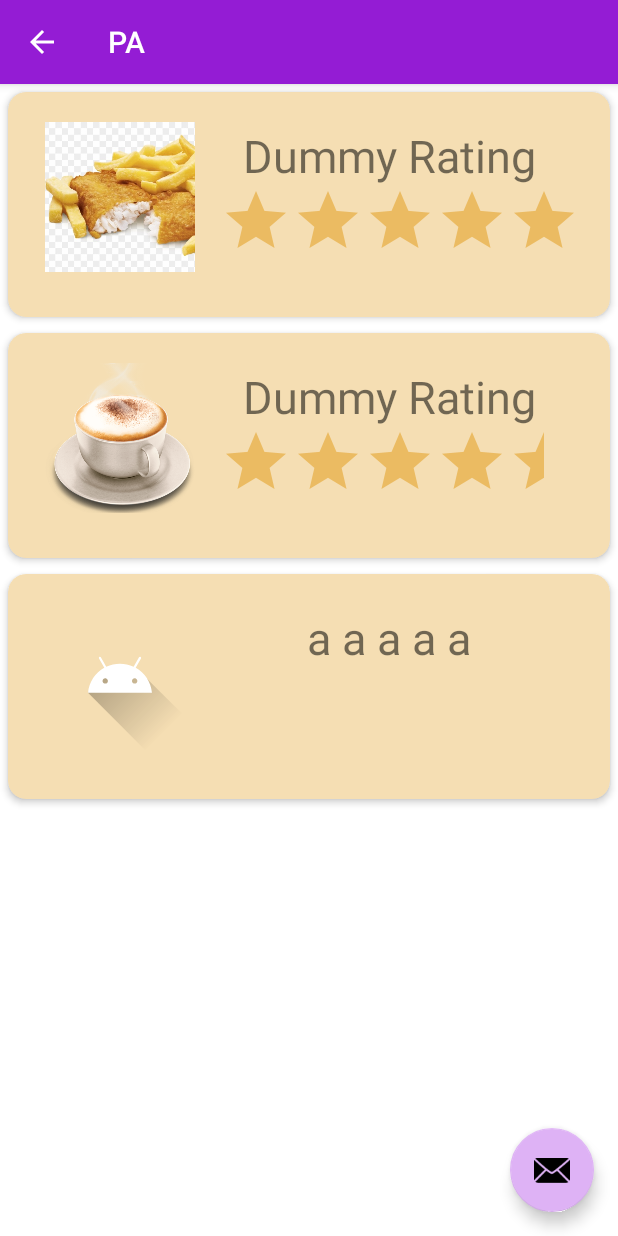
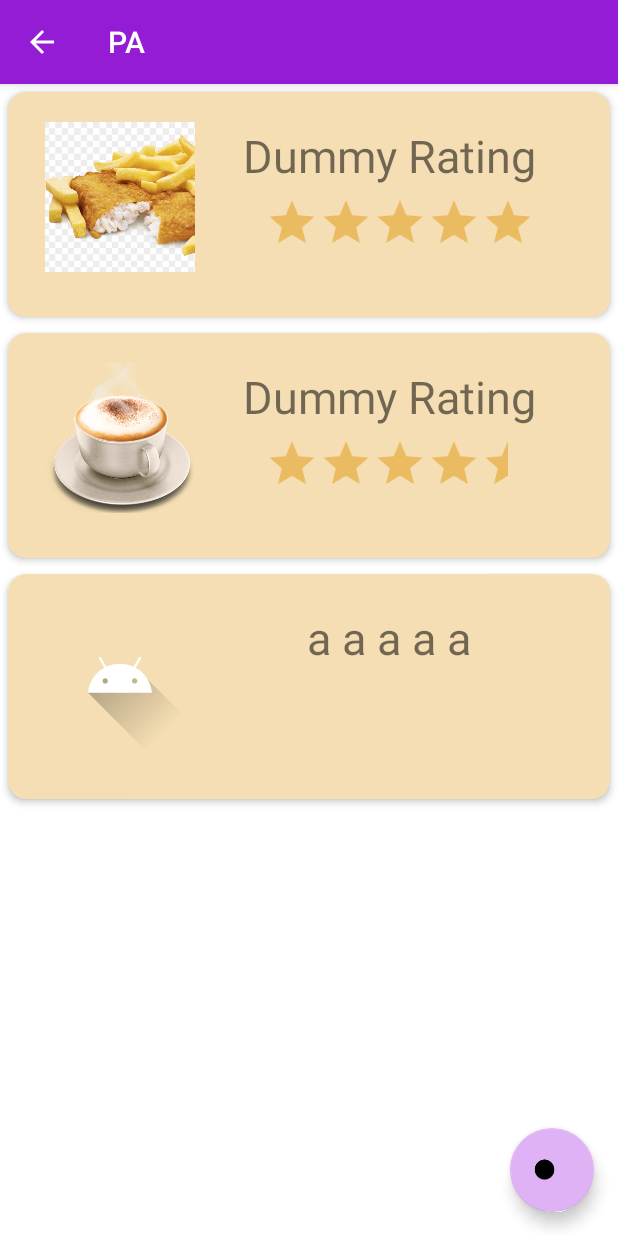
Before and after one commit to hemisemidemipresent/Pairwork-PA, an Android app: the ReviewActivity screen opened directly, with no data from a screen before it, on a phone screen of 412 x 824 dp. Run offline under Robolectric (Android 15) with nearby library versions, the phone set to English and light mode, and no system bars.

Commit message:
made star size smaller, changed FAB for reviews to a plus btn

```diff
--- a/app/src/main/java/com/example/myapplication/DescriptionActivity.kt
+++ b/app/src/main/java/com/example/myapplication/DescriptionActivity.kt
@@ -38,7 +38,7 @@ class DescriptionActivity : AppCompatActivity() {
 
         val date = Date(intent.getLongExtra("expiry", 0))
         expiry.text = "expiry: " + date.toString()
-        brand.text = "brand" + intent.getStringExtra("brand")
+        brand.text = "brand: " + intent.getStringExtra("brand")
         temp.text = "Storage temperature: " + intent.getIntExtra("temp",404) + "°C"
 
     }
--- a/app/src/main/res/layout/activity_review.xml
+++ b/app/src/main/res/layout/activity_review.xml
@@ -16,7 +16,7 @@
         android:layout_marginEnd="@dimen/fab_margin"
         android:layout_marginBottom="16dp"
         app:backgroundTint="?colorPrimaryVariant"
-        app:srcCompat="@android:drawable/ic_dialog_email"
+        app:srcCompat="@android:drawable/btn_plus"
         tools:ignore="ContentDescription" />
 
 </androidx.coordinatorlayout.widget.CoordinatorLayout>
--- a/app/src/main/res/layout/review_card_layout.xml
+++ b/app/src/main/res/layout/review_card_layout.xml
@@ -52,6 +52,9 @@
             android:progressTint="?colorSecondaryVariant"
             android:secondaryProgressTint="?colorSecondary"
             android:stepSize="0.5"
+            android:rating="5"
+            android:scaleY="0.75"
+            android:scaleX="0.75"
             app:layout_constraintBottom_toBottomOf="parent"
             app:layout_constraintEnd_toEndOf="parent"
             app:layout_constraintHorizontal_bias="1.0"
```
Also changed, not shown: 1 other file.
